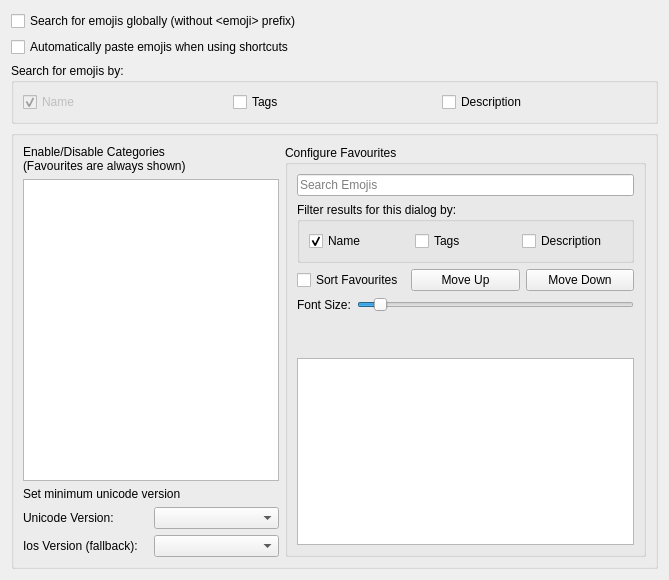
Qt form src/config/emojirunner_config.ui (alex1701c/EmojiRunner) before a commit.
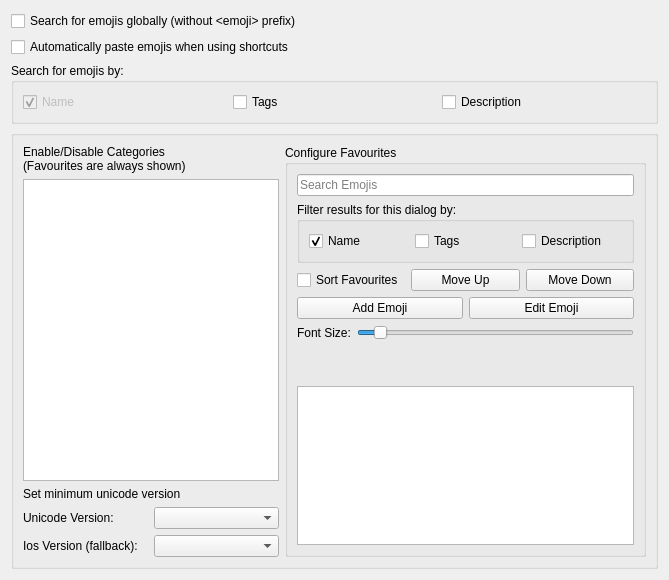
The same form after that commit.

Commit message: Start implementing GUI for adding custom emojis

The edit to the form file:
```diff
--- a/src/config/emojirunner_config.ui
+++ b/src/config/emojirunner_config.ui
@@ -243,6 +243,24 @@
                </item>
               </layout>
              </item>
+             <item>
+              <layout class="QHBoxLayout" name="horizontalLayout_11">
+               <item>
+                <widget class="QPushButton" name="addEmojiPushButton">
+                 <property name="text">
+                  <string>Add Emoji</string>
+                 </property>
+                </widget>
+               </item>
+               <item>
+                <widget class="QPushButton" name="editEmojiPushButton">
+                 <property name="text">
+                  <string>Edit Emoji</string>
+                 </property>
+                </widget>
+               </item>
+              </layout>
+             </item>
              <item>
               <layout class="QHBoxLayout" name="horizontalLayout_9">
                <item>
```
The commit also changes 7 other files.
